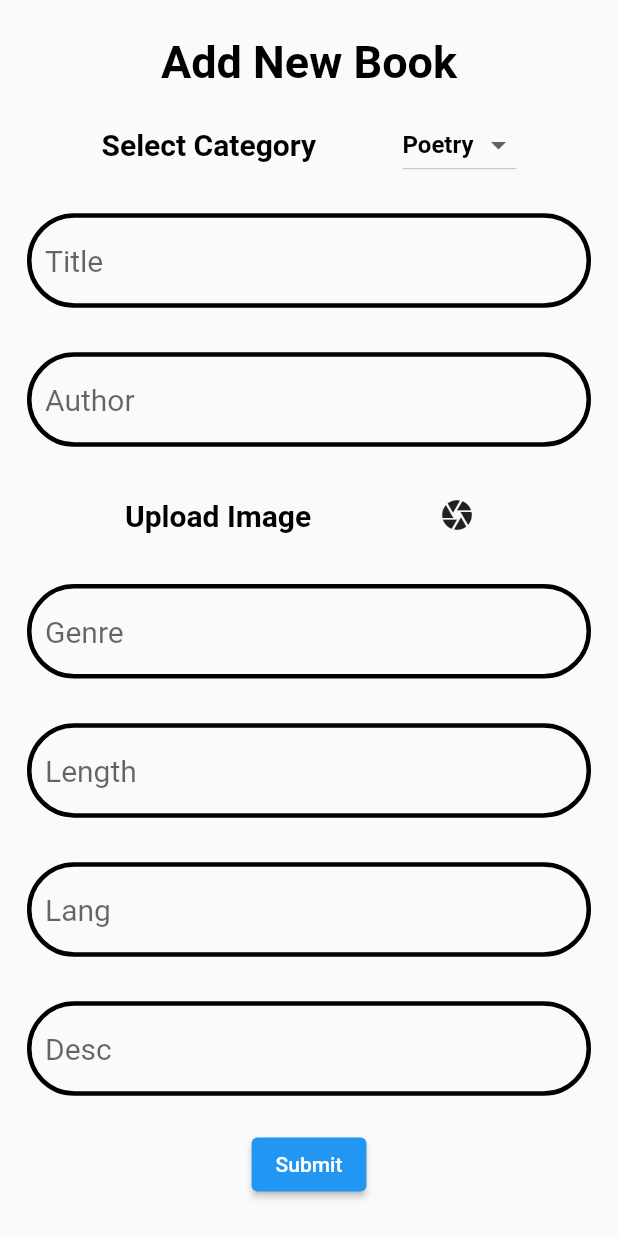
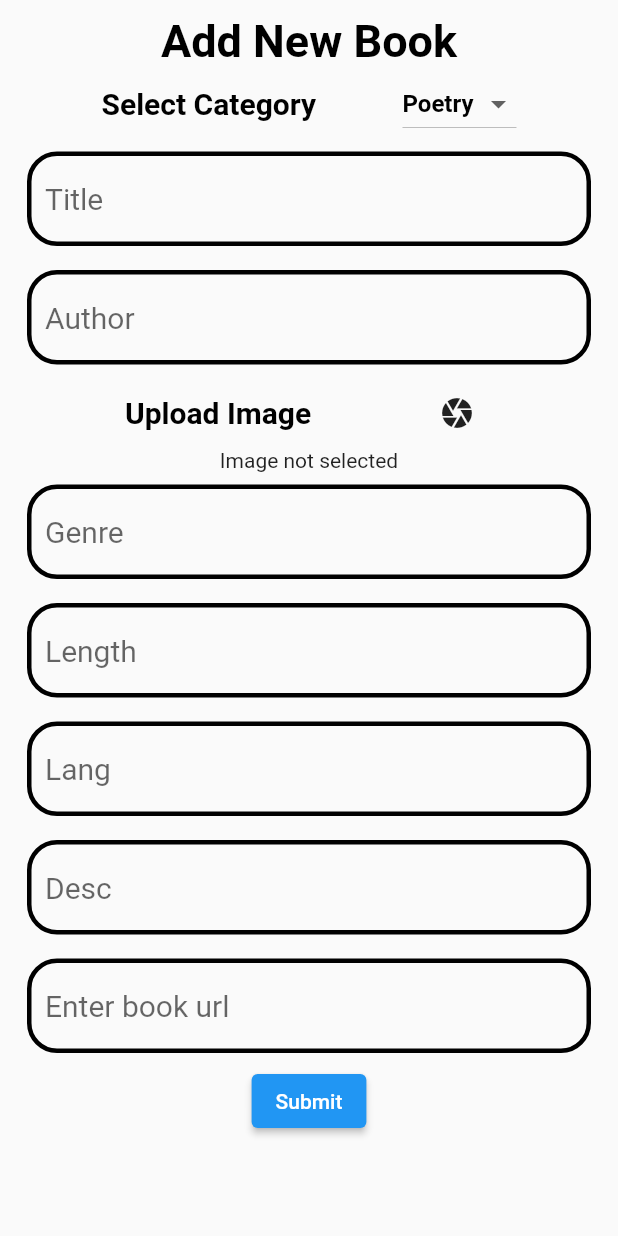
Before and after one commit to ahbazarkoob/admin_app, a Flutter app: the FormData screen opened directly, after a tap on the "camera" icon, on a phone screen of 412 x 824 dp. Run offline on Flutter 3.47's test engine with Material 2 defaults, Android fonts, the phone set to English and light mode, and no system bars; our stand-ins replace cloud_firestore, firebase_core, firebase_storage, form_validator, image_picker, rflutter_alert; accounts and stored records are empty; Roboto replaces fonts that are missing (NunitoSans).

```diff
--- a/lib/bookform.dart
+++ b/lib/bookform.dart
@@ -1,42 +1,68 @@
-// ignore_for_file: must_be_immutable, prefer_const_constructors, use_key_in_widget_constructors
+// ignore_for_file: must_be_immutable, prefer_const_constructors, use_key_in_widget_constructors, unused_element
 
 import 'dart:io';
-
 import 'package:admin_app/constants.dart';
+import 'package:admin_app/widgets/textfield.dart';
 import 'package:cloud_firestore/cloud_firestore.dart';
 import 'package:firebase_storage/firebase_storage.dart';
 import 'package:flutter/material.dart';
+import 'package:form_validator/form_validator.dart';
 import 'package:image_picker/image_picker.dart';
 import 'package:rflutter_alert/rflutter_alert.dart';
 
-import 'loginform.dart';
-
+bool showImage = false;
 TextEditingController nameController = TextEditingController();
 TextEditingController authorController = TextEditingController();
 TextEditingController genreController = TextEditingController();
 TextEditingController lengthController = TextEditingController();
 TextEditingController langController = TextEditingController();
 TextEditingController descController = TextEditingController();
+TextEditingController urlController = TextEditingController();
+final formGlobalKey = GlobalKey<FormState>();
+File? imageFile;
+String imageURL = "";
+String imagePath = "";
 
 class FormData extends StatefulWidget {
   List<String> category = ['Poetry', 'Prose', 'History', 'New'];
   String selcategory = 'Poetry';
   FormData({super.key});
-
   @override
   State<FormData> createState() => _FormDataState();
 }
 
 class _FormDataState extends State<FormData> {
-  File? _imageFile;
+  pickimage() async {
+    final pickedFile = await picker.pickImage(source: ImageSource.gallery);
+    String uniqueFileName = DateTime.now().millisecondsSinceEpoch.toString();
+    if (pickedFile != null) {
+      setState(() {
+        imageFile = File(pickedFile.path);
+      });
+      Reference referenceRoot = FirebaseStorage.instance.ref();
+      Reference refDirImages = referenceRoot.child('images');
+      Reference referenceImageToUpload = refDirImages.child(uniqueFileName);
+      final uploadTask = await referenceImageToUpload.putFile(imageFile!);
+      print("hello");
+      imageURL = await referenceImageToUpload.getDownloadURL();
+      print(imageURL);
+      setState(() {
+        URL = imageURL;
+      });
+    }
+  }
+
   @override
   Widget build(BuildContext context) {
     return SafeArea(
         child: Scaffold(
-      body: Padding(
+      body: SingleChildScrollView(
+        child: Padding(
           padding: const EdgeInsets.all(10.0),
           child: Container(
             decoration: BoxDecoration(),
+            child: Form(
+              key: formGlobalKey,
               child: Column(
                 mainAxisAlignment: MainAxisAlignment.spaceEvenly,
                 children: [
@@ -83,66 +109,101 @@ class _FormDataState extends State<FormData> {
                       IconButton(
                           onPressed: () {
                             pickimage();
+                            showImage = true;
+                            // });
+                            // setState(() {
+                            //   imagePath = imageURL;
+                            // });
                           },
                           icon: Icon(Icons.camera)),
                     ],
+                  ),
+                  !showImage
+                      ? Text('Image not selected')
+                      : Container(
+                          height: 100,
+                          width: 200,
+                          child: Image.file(imageFile!),
                         ),
                   TextInput(hintText: 'Genre', controller: genreController),
                   TextInput(hintText: 'Length', controller: lengthController),
                   TextInput(hintText: 'Lang', controller: langController),
                   TextInput(hintText: 'Desc', controller: descController),
+                  Padding(
+                    padding: const EdgeInsets.all(8.0),
+                    child: TextFormField(
+                        validator: ValidationBuilder().url().build(),
+                        controller: urlController,
+                        decoration: InputDecoration(
+                            hintText: 'Enter book url',
+                            errorText:
+                                validate ? 'Value Can\'t Be Empty' : null,
+                            hintStyle: TextStyle(fontSize: 20),
+                            enabledBorder: kBorder,
+                            focusedBorder: kBorder)),
+                  ),
                   ElevatedButton(
                       onPressed: () {
-                    print(URL);
-                    String bookId =
-                        DateTime.now().microsecondsSinceEpoch.toString();
-                    FirebaseFirestore.instance.collection('books').doc().set({
+                        if (formGlobalKey.currentState!.validate()) {
+                          if (URL != null) {
+                            String bookId = DateTime.now()
+                                .microsecondsSinceEpoch
+                                .toString();
+                            FirebaseFirestore.instance
+                                .collection('books')
+                                .doc()
+                                .set({
                               'BID': bookId,
                               'Category': widget.selcategory,
                               'Bookname': nameController.text,
-                      'Bookimage': URL,
+                              'Bookimage': imageURL,
                               'Author': authorController.text,
                               'Genre': genreController.text,
                               'Length': lengthController.text,
                               'Language': langController.text,
-                      'Description': descController.text
+                              'Description': descController.text,
+                              'Link': urlController.text
                             }).whenComplete(() => {
+                                      if ('Bookimage' == null)
+                                        {
+                                          Alert(
+                                              context: context,
+                                              title: 'Image not selected')
+                                        },
                                       nameController.clear(),
                                       authorController.clear(),
                                       genreController.clear(),
                                       lengthController.clear(),
                                       langController.clear(),
                                       descController.clear(),
+                                      urlController.clear(),
+                                      showImage = false,
                                       Alert(
                                               context: context,
                                               title: 'Book Added Successfully')
                                           .show()
                                     });
+                          }
+                        }
                       },
                       child: Text('Submit'))
                 ],
               ),
             ),
           ),
+        ),
+      ),
     ));
   }
 
+  // ignore: non_constant_identifier_names
   String URL = '';
-  void pickimage() async {
-    final picker = ImagePicker();
-    final pickedFile = await picker.pickImage(source: ImageSource.gallery);
-    String uniqueFileName = DateTime.now().millisecondsSinceEpoch.toString();
-    if (pickedFile != null) {
-      _imageFile = File(pickedFile.path);
-      Reference referenceRoot = FirebaseStorage.instance.ref();
-      Reference refDirImages = referenceRoot.child('images');
-      Reference referenceImageToUpload = refDirImages.child(uniqueFileName);
-      final uploadTask = await referenceImageToUpload.putFile(_imageFile!);
-      String imageURL = await referenceImageToUpload.getDownloadURL();
-      setState(() {
-        URL = imageURL;
-        print(URL);
-      });
+  ImagePicker picker = ImagePicker();
+  File image = File('');
+
+  imageUpload() {
+    // setState(() {
+    //   Image.network(URL);
+    // });
   }
 }
-}
--- a/lib/destinationform.dart
+++ b/lib/destinationform.dart
@@ -1,12 +1,11 @@
-// ignore_for_file: must_be_immutable, prefer_const_constructors, use_key_in_widget_constructors
+// ignore_for_file: must_be_immutable, prefer_const_constructors, use_key_in_widget_constructors, unused_import
 
 import 'package:admin_app/bookform.dart';
 import 'package:admin_app/constants.dart';
+import 'package:admin_app/widgets/textfield.dart';
 import 'package:cloud_firestore/cloud_firestore.dart';
 import 'package:flutter/material.dart';
 import 'package:rflutter_alert/rflutter_alert.dart';
-
-import 'loginform.dart';
 
 TextEditingController destinationnamecontroller = TextEditingController();
 TextEditingController destinationdesccontroller = TextEditingController();
--- a/lib/loginform.dart
+++ b/lib/loginform.dart
@@ -1,4 +1,4 @@
-// ignore_for_file: must_be_immutable, avoid_print, prefer_const_constructors, use_key_in_widget_constructors
+// ignore_for_file: must_be_immutable, avoid_print, prefer_const_constructors, use_key_in_widget_constructors, unused_local_variable
 
 import 'dart:io';
 
@@ -7,12 +7,13 @@ import 'package:flutter/material.dart';
 import 'package:rflutter_alert/rflutter_alert.dart';
 import 'package:image_picker/image_picker.dart';
 import 'nextPage.dart';
+import 'widgets/textfield.dart';
 
 TextEditingController nameController = TextEditingController();
 TextEditingController passController = TextEditingController();
 
 class Login extends StatefulWidget {
-  Login({super.key});
+  const Login({super.key});
 
   @override
   State<Login> createState() => _LoginState();
@@ -69,38 +70,7 @@ class _LoginState extends State<Login> {
         Reference refDirImages = referenceRoot.child('images');
         Reference referenceImageToUpload = refDirImages.child(uniqueFileName);
         final uploadTask = referenceImageToUpload.putFile(_imageFile!);
-        final finalURL =
-            FirebaseStorage.instance.refFromURL('images/$uniqueFileName');
       });
     }
   }
 }
-
-class TextInput extends StatefulWidget {
-  String hintText = '';
-  TextEditingController controller = TextEditingController();
-  TextInput({required this.hintText, required this.controller});
-
-  @override
-  State<TextInput> createState() => _TextInputState();
-}
-
-class _TextInputState extends State<TextInput> {
-  @override
-  Widget build(BuildContext context) {
-    return Padding(
-      padding: const EdgeInsets.all(8.0),
-      child: TextField(
-          controller: widget.controller,
-          decoration: InputDecoration(
-              hintText: widget.hintText,
-              hintStyle: TextStyle(fontSize: 20),
-              enabledBorder: OutlineInputBorder(
-                  borderRadius: BorderRadius.all(Radius.circular(50)),
-                  borderSide: BorderSide(width: 3)),
-              focusedBorder: OutlineInputBorder(
-                  borderRadius: BorderRadius.all(Radius.circular(50)),
-                  borderSide: BorderSide(width: 3)))),
-    );
-  }
-}
--- a/lib/test.dart
+++ b/lib/test.dart
@@ -1,6 +1,5 @@
 import 'dart:io';
 
-import 'package:firebase_storage/firebase_storage.dart';
 import 'package:flutter/material.dart';
 import 'package:image_picker/image_picker.dart';
 
@@ -21,29 +20,24 @@ class _TestState extends State<Test> {
     if (pickedFile != null) {
       setState(() {
         _imageFile = File(pickedFile.path);
-        final storage = FirebaseStorage.instance;
-        final storageRef = storage.ref().child('images/${_imageFile!}');
-        final uploadTask = storageRef.putFile(_imageFile!);
       });
     }
   }
-
 
   @override
   Widget build(BuildContext context) {
     return Scaffold(
       appBar: AppBar(
-          title: Text('Image Upload'),
+        title: const Text('Image Upload'),
       ),
       body: Center(
         child: Column(
           mainAxisAlignment: MainAxisAlignment.center,
           children: [
-              if (_imageFile != null)
-                Image.file(_imageFile!),
+            if (_imageFile != null) Image.file(_imageFile!),
             ElevatedButton(
               onPressed: _pickImage,
-                child: Text('Pick Image'),
+              child: const Text('Pick Image'),
             ),
           ],
         ),
--- a/lib/widgets/textfield.dart
+++ b/lib/widgets/textfield.dart
@@ -2,6 +2,8 @@
 
 import 'package:admin_app/constants.dart';
 import 'package:flutter/material.dart';
+
+bool validate = false;
 
 class TextInput extends StatefulWidget {
   String hintText = '';
@@ -17,10 +19,16 @@ class _TextInputState extends State<TextInput> {
   Widget build(BuildContext context) {
     return Padding(
       padding: const EdgeInsets.all(8.0),
-      child: TextField(
+      child: TextFormField(
+          validator: (val) {
+            if (val!.isEmpty) {
+              return 'please fill this field';
+            }
+          },
           controller: widget.controller,
           decoration: InputDecoration(
               hintText: widget.hintText,
+              errorText: validate ? 'Value Can\'t Be Empty' : null,
               hintStyle: TextStyle(fontSize: 20),
               enabledBorder: kBorder,
               focusedBorder: kBorder)),
--- a/pubspec.yaml
+++ b/pubspec.yaml
@@ -40,6 +40,7 @@ dependencies:
   cloud_firestore: ^4.9.3
   rflutter_alert: ^2.0.7
   image_picker: ^1.0.4
+  form_validator: ^2.1.1
 
 dev_dependencies:
   flutter_test:
```
Also changed, not shown: lib/cultureform.dart (+2 -5 lines), lib/main.dart (+3 -4 lines), lib/nextPage.dart (+11 -7 lines), lib/recipieform.dart (+13 -5 lines), lib/viewliterature.dart (added, +37 -0 lines), pubspec.lock, 1 other file. Lines whose indentation alone changed are shown as unchanged.
